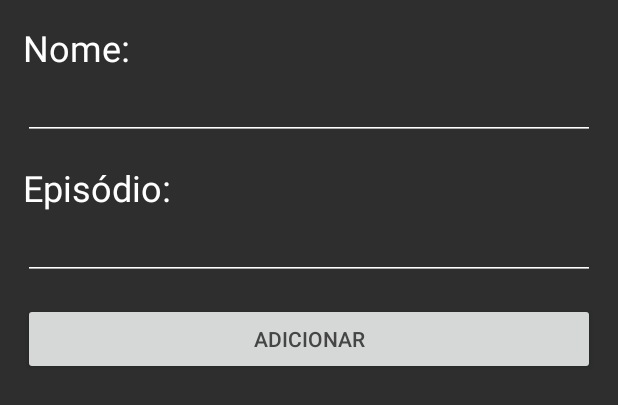
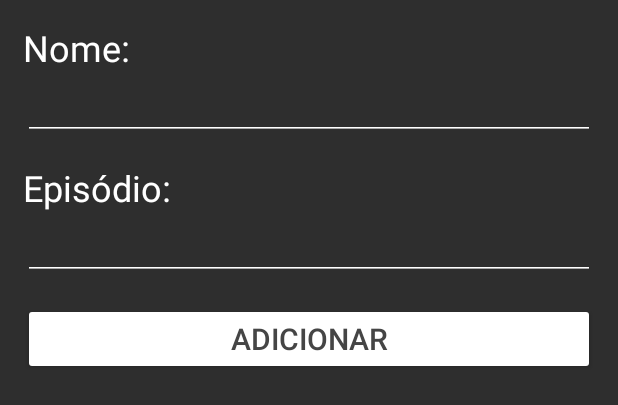
Before and after one commit to caioreigot/series-notepad, an Android app: the layout main_add_dialog.xml on its own in the app's theme, with its tools: preview values and no code run, on a phone screen of 412 x 824 dp. Shown: the top 405 px of the screen. Run offline under Robolectric (Android 15) with nearby library versions, the phone set to English and light mode, and no system bars.

Commit message:
Pequeno bug fix

```diff
--- a/app/src/main/res/layout/main_add_dialog.xml
+++ b/app/src/main/res/layout/main_add_dialog.xml
@@ -49,7 +49,9 @@
         android:layout_width="match_parent"
         android:layout_height="wrap_content"
         android:layout_marginTop="15dp"
+        android:backgroundTint="@color/white"
         android:text="@string/add_caps_lock"
-        android:textColor="@color/primaryGreyVariant" />
+        android:textColor="@color/primaryGreyVariant"
+        android:textSize="20sp" />
 
 </LinearLayout>
```
